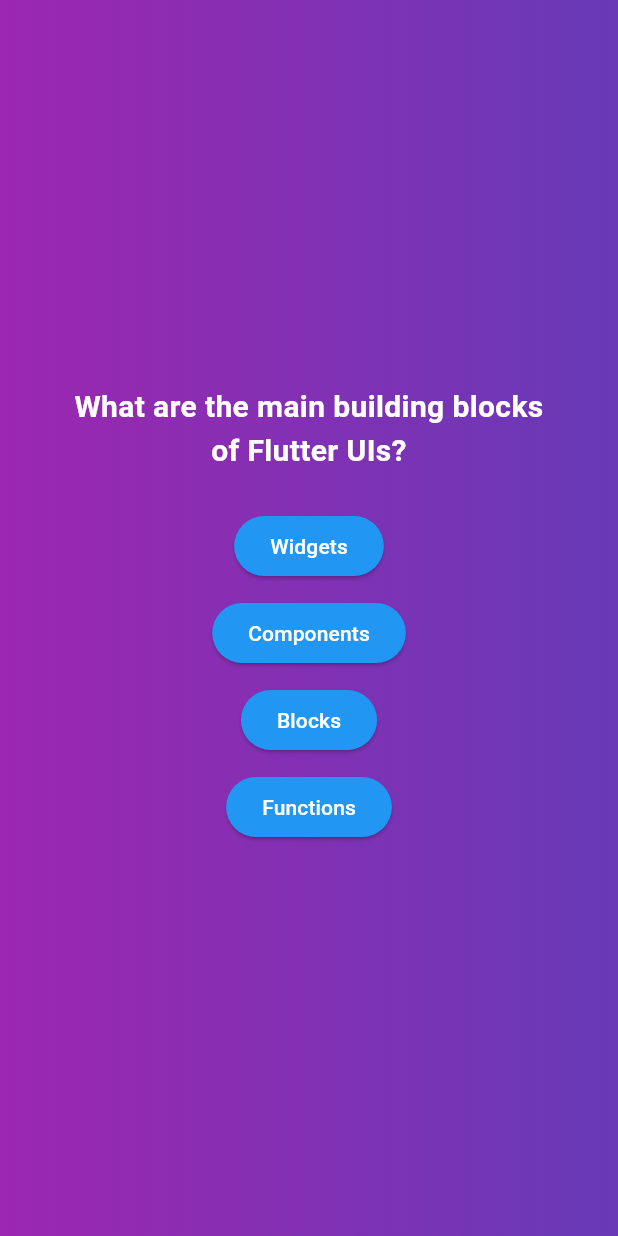
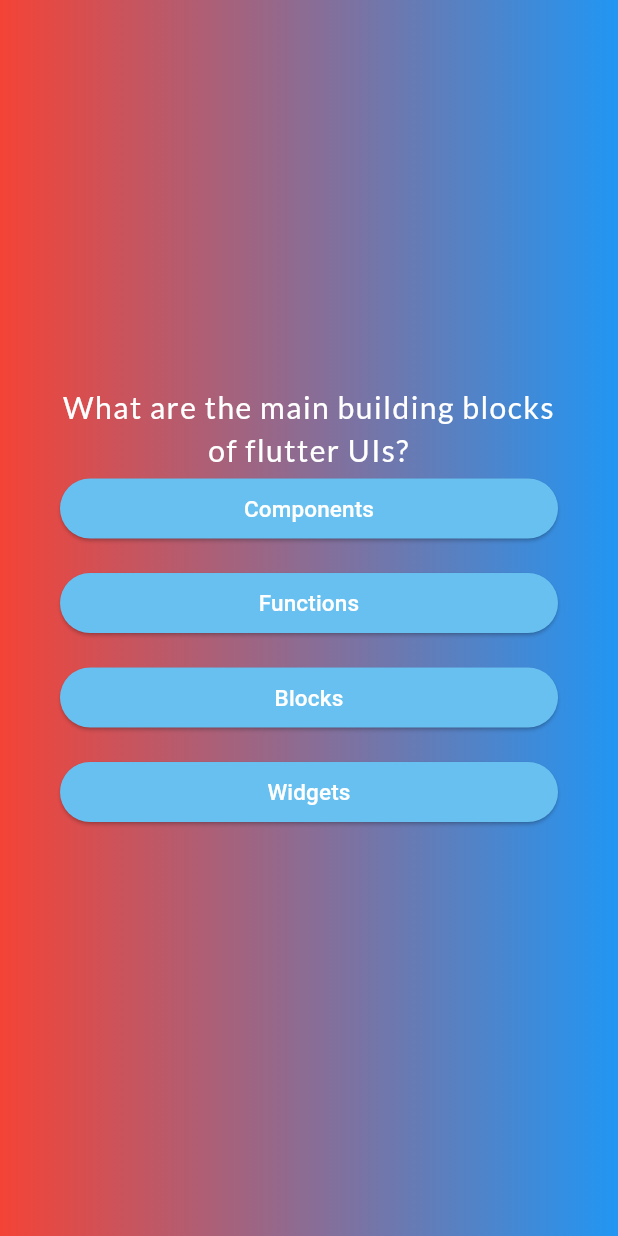
Before and after one commit to Nud-Akkaranant/Quizz-App, a Flutter app: the screen it shows after launch, after a tap on "Start Quiz", on a phone screen of 412 x 824 dp. Run offline on Flutter 3.47's test engine with Material 3 defaults, Android fonts, the phone set to English and light mode, and no system bars; our stand-ins replace google_fonts.

Commit message:
For lesson i was sick.

```diff
--- a/lib/answer_button.dart
+++ b/lib/answer_button.dart
@@ -1,21 +1,37 @@
 import 'package:flutter/material.dart';
 
-class AnswerButton extends StatelessWidget {
-  const AnswerButton(this.answerOption,{super.key});
+class AnwerButton extends StatelessWidget {
+  const AnwerButton({
+    super.key,
+    required this.answer,
+    required this.onTap,
+  });
 
-  final String answerOption;
-
+  final String answer;
+  final void Function() onTap;
   @override
   Widget build(BuildContext context) {
-    return Container(
-      margin: const EdgeInsets.symmetric(vertical: 5), // Add margin here
-      child: ElevatedButton(
-        onPressed: () {},
-      style: ElevatedButton.styleFrom(
-          backgroundColor: Colors.blue,
-          foregroundColor: Colors.white,
-        ),
-        child: Text(answerOption),
+    return Center(
+      child: Column(
+        children: [
+          SizedBox(
+            width: double.infinity,
+            child: ElevatedButton(
+              onPressed: onTap,
+              style: ElevatedButton.styleFrom(
+                backgroundColor: const Color.fromARGB(255, 103, 192, 240),
+                foregroundColor: Colors.white,
+              ),
+                child: Text(answer,
+                  style: const TextStyle(
+                  color: Colors.white, fontSize: 15),
+                  textAlign: TextAlign.center,),
+            ),
+          ),
+          const SizedBox(
+            height: 15,
+          ),
+        ],
       ),
     );
   }
--- a/lib/data/quiz.dart
+++ /dev/null
@@ -1,58 +0,0 @@
-import 'package:myapp/model/quiz_model.dart';
-
-var questions = [
-  QuizModel(
-    'What are the main building blocks of Flutter UIs?',
-    [
-      'Widgets',
-      'Components',
-      'Blocks',
-      'Functions',
-    ],
-  ),
-  QuizModel(
-    'How are Flutter UIs built?',
-    [
-      'By combining widgets in code',
-      'By combining widgets in a visual editor',
-      'By defining widgets in config files',
-      'By using XCode for iOS and Android Studio for Android',
-    ],
-  ),
-  QuizModel(
-    'What\'s the purpose of a StatefulWidget?',
-    [
-      'Update UI as data changes',
-      'Update data as UI changes',
-      'Ignore data changes',
-      'Render UI that does not depend on data',
-    ],
-  ),
-  QuizModel(
-    'Which widget should you try to use more often: StatelessWidget or StatefulWidget?',
-    [
-      'StatelessWidget',
-      'StatefulWidget',
-      'Both are equally good',
-      'None of the above',
-    ],
-  ),
-  QuizModel(
-    'What happens if you change data in a StatelessWidget?',
-    [
-      'The UI is not updated',
-      'The UI is updated',
-      'The closest StatefulWidget is updated',
-      'Any nested StatefulWidgets are updated',
-    ],
-  ),
-  QuizModel(
-    'How should you update data inside of StatefulWidgets?',
-    [
-      'By calling setState()',
-      'By calling updateData()',
-      'By calling updateUI()',
-      'By calling updateState()',
-    ],
-  ),
-];
--- /dev/null
+++ b/lib/data/quizz.dart
@@ -0,0 +1,58 @@
+import 'package:myapp/model/quiz_model.dart';
+
+var questions = [
+  QuizModel(
+      'What are the main building blocks of flutter UIs?',
+      [
+        'Widgets',
+        'Components',
+        'Blocks',
+        'Functions',
+      ],
+      1),
+  QuizModel(
+      'How are Flutter UIs built?',
+      [
+        'By combining widgets in code',
+        'By combining widgets in a visual editor',
+        'By defining widgets in config files',
+        'By using XCode for iOS and Android Studio for Android',
+      ],
+      1),
+  QuizModel(
+      'What\'s the purpose of a StatefulWidget?',
+      [
+        'Update UI as data changes',
+        'Update data as UI changes',
+        'Ignore data changes',
+        'Render UI that does not depend on data',
+      ],
+      1),
+  QuizModel(
+      'Which widget should you try to use more often: StatelessWidget or StatefulWidget?',
+      [
+        'StatelessWidget',
+        'StatefulWidget',
+        'Both are equally good',
+        'None of the above',
+      ],
+      1),
+  QuizModel(
+      'What happens if you change data in a StatelessWidget?',
+      [
+        'The UI is not updated',
+        'The UI is updated',
+        'The closest StatefulWidget is updated',
+        'Any nested StatefulWidgets are updated',
+      ],
+      1),
+  QuizModel(
+      'How should you update data inside of StatefulWidgets?',
+      [
+        'By calling setState()',
+        'By calling updateData()',
+        'By calling updateUI()',
+        'By calling updateState()',
+      ],
+      1),
+];
--- a/lib/main.dart
+++ b/lib/main.dart
@@ -1,6 +1,5 @@
 import 'package:flutter/material.dart';
 import 'package:myapp/start_screen.dart';
-import 'package:myapp/question_screen.dart';
 
 void main() {
   runApp(MaterialApp(
@@ -8,11 +7,12 @@ void main() {
       body: Container(
         decoration: const BoxDecoration(
           gradient: LinearGradient(
-            colors: [Colors.purple, Colors.deepPurple],
+            colors: [Colors.red, Colors.blue],
           ),
         ),
         child: const StartScreen()
       ),
     ),
-  ));
+  ),
+  );
 }
--- a/lib/model/quiz_model.dart
+++ b/lib/model/quiz_model.dart
@@ -1,6 +1,13 @@
 class QuizModel {
   String question;
-  List<String> answer;
+  List<String> answers;
+  int correctAnswerIndex;
 
-  QuizModel(this.question, this.answer);
+  QuizModel(this.question, this.answers, this.correctAnswerIndex);
+
+  List<String> getshuffledAnswers() {
+    final shuffledAnswers = List.of(answers);
+    shuffledAnswers.shuffle();
+    return shuffledAnswers;
+  }
 }
--- a/lib/question_screen.dart
+++ b/lib/question_screen.dart
@@ -1,27 +1,48 @@
 import 'package:flutter/material.dart';
+import 'package:google_fonts/google_fonts.dart';
 import 'package:myapp/answer_button.dart';
-import 'package:myapp/data/quiz.dart';
+import 'package:myapp/data/quizz.dart';
+import 'package:myapp/result_screen.dart';
 
 class QuestionScreen extends StatefulWidget {
   const QuestionScreen({super.key});
+
   @override
   State<StatefulWidget> createState() {
-    return _QuestionsScreenState();
+    return _QuestionScreenState();
   }
 }
 
-class _QuestionsScreenState extends State<QuestionScreen> {
+class _QuestionScreenState extends State<QuestionScreen> {
+  int currentQuestionIndex = 0;
+  final List<String> selectedAnswers = [];
 
-  final currentQuestion = questions[0];
+  void answerQuestion(String selectedAnswer) {
+    setState(() {
+      selectedAnswers.add(selectedAnswer);
+      if (currentQuestionIndex < questions.length - 1) {
+        currentQuestionIndex++;
+      } else {
+        Navigator.push(
+          context,
+          MaterialPageRoute(
+            builder: (context) =>
+                ResultScreen(selectedAnswers: selectedAnswers),
+          ),
+        );
+      }
+    });
+  }
 
   @override
   Widget build(BuildContext context) {
+    final currentQuestion = questions[currentQuestionIndex];
     return MaterialApp(
       home: Scaffold(
         body: Container(
           decoration: const BoxDecoration(
             gradient: LinearGradient(
-              colors: [Colors.purple, Colors.deepPurple],
+              colors: [Colors.red, Colors.blue],
             ),
           ),
           child: Center(
@@ -32,16 +53,15 @@ class _QuestionsScreenState extends State<QuestionScreen> {
                 children: [
                   Text(
                     currentQuestion.question,
-                    style: const TextStyle(color: Colors.white,fontSize: 20,fontWeight: FontWeight.w700),
-                    textAlign: TextAlign.center, //ทำให้เยื้องไปตรงกลาง
+                    style: GoogleFonts.lato(
+                        color: Colors.white, fontSize: 20, letterSpacing: 1),
+                    textAlign: TextAlign.center,
                   ),
-                  const SizedBox(
-                    height: 20,
-                  ),
-                  ...currentQuestion.answer.map((answer) {
-                    return AnswerButton(answer);
-                  }),
-                ],
+                  ...currentQuestion.getshuffledAnswers().map((answer) {
+                    return AnwerButton(
+                        answer: answer, onTap: () => answerQuestion(answer));
+                  }), //map
+                ], //children
               ),
             ),
           ),
--- a/lib/start_screen.dart
+++ b/lib/start_screen.dart
@@ -10,37 +10,37 @@ class StartScreen extends StatelessWidget {
       child: Column(
         mainAxisSize: MainAxisSize.min,
         children: [
+          // Opacity(
+          //   opacity: 0.5, //opacity คือระดับความหนาจางของรูปภาพอันนี้ไม่ดี
           Image.asset(
-            'assets/images/quiz-logo.png',
+            '../assets/images/quiz-logo.png',
             width: 300,
-            color: Colors.white.withOpacity(0.6),
+            color: Colors.white.withOpacity(
+                0.6), //คือระดับความหนาจางของรูปภาพแบบนี้ดีกว่าการประกาศทั้งหมดแบบอันบน
           ),
-          const SizedBox(
-            height: 30,
+          const SizedBox(height: 40),
+          const Text(
+            'Let learn flutter Gooooo!!',
+            style: TextStyle(
+              fontSize: 20,
+              fontWeight: FontWeight.bold,
+              color: Colors.white,
+            ),
           ),
-          const Text(
-            'Learn flutter the fun way!',
-            style: TextStyle(color: Colors.white, fontSize: 24),
-          ),
-          const SizedBox(
-            height: 30,
-          ),
+          const SizedBox(height: 30),
           OutlinedButton.icon(
             onPressed: () {
-              Navigator.push(
-                  context,
-                  MaterialPageRoute(
-                      builder: (context) => const QuestionScreen()));
+              Navigator.push(context,
+                MaterialPageRoute(builder: (context) => const QuestionScreen()
+                ),
+              );
             },
-            icon: const Icon(
-              Icons.arrow_right_alt,
-              color: Colors.white,
-            ),
+            icon: Icon(Icons.arrow_right_alt, color: Colors.white),
             label: const Text(
               'Start Quiz',
               style: TextStyle(color: Colors.white),
             ),
-          )
+          ),
         ],
       ),
     );
--- a/pubspec.yaml
+++ b/pubspec.yaml
@@ -35,6 +35,7 @@ dependencies:
   # The following adds the Cupertino Icons font to your application.
   # Use with the CupertinoIcons class for iOS style icons.
   cupertino_icons: ^1.0.8
+  google_fonts: ^6.2.1
 
 dev_dependencies:
   flutter_test:
```
Also changed, not shown: lib/result_screen.dart (added, +73 -0 lines), pubspec.lock.
